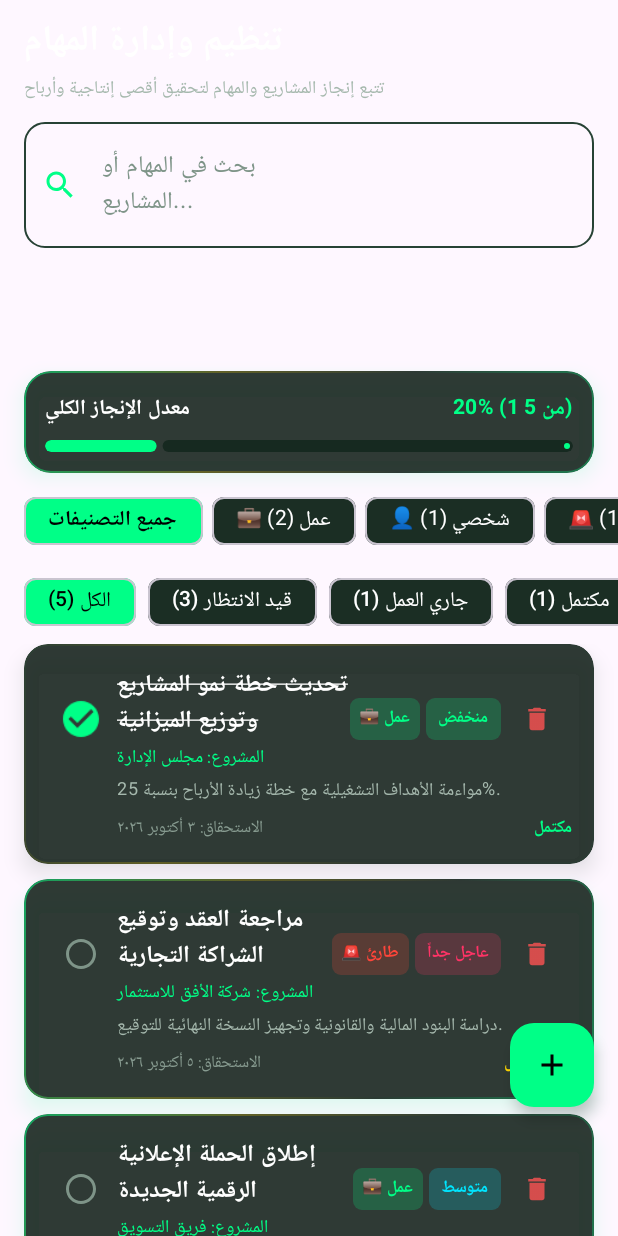
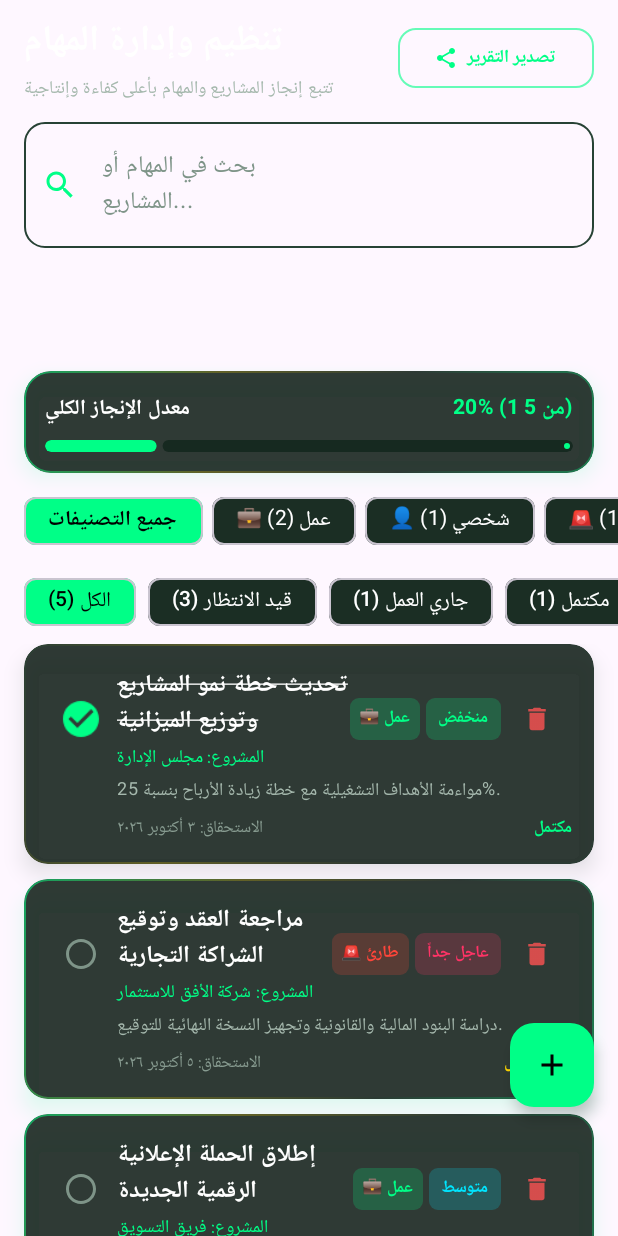
Before and after one commit to 1321apdo/Daily-Task-Management1, an Android app built with Jetpack Compose: the composable TasksScreen shown on its own in the app's theme, on a phone screen of 412 x 824 dp. Run offline under Robolectric (Android 15) with nearby library versions, the phone set to English and light mode, and no system bars; our stand-ins replace AdMob, Room's generated code; pictures from the network do not load; 1 statement that could not run was skipped.

Commit message:
feat(ui): add share functionality to tasks screen
Implement a share icon and intent handling in the tasks screen to allow users to share task details.

```diff
--- a/app/src/main/java/com/example/ui/screens/TasksScreen.kt
+++ b/app/src/main/java/com/example/ui/screens/TasksScreen.kt
@@ -1,6 +1,8 @@
 package com.example.ui.screens
 
 import android.app.Activity
+import android.content.Intent
+import android.widget.Toast
 import androidx.compose.animation.AnimatedVisibility
 import androidx.compose.animation.core.Spring
 import androidx.compose.animation.core.animateFloatAsState
@@ -22,9 +24,11 @@ import androidx.compose.foundation.layout.fillMaxWidth
 import androidx.compose.foundation.layout.height
 import androidx.compose.foundation.layout.padding
 import androidx.compose.foundation.layout.size
+import androidx.compose.foundation.layout.width
 import androidx.compose.foundation.lazy.LazyColumn
 import androidx.compose.foundation.lazy.LazyRow
 import androidx.compose.foundation.lazy.items
+import androidx.compose.foundation.BorderStroke
 import androidx.compose.foundation.shape.RoundedCornerShape
 import androidx.compose.material.icons.Icons
 import androidx.compose.material.icons.filled.Add
@@ -33,11 +37,14 @@ import androidx.compose.material.icons.filled.Clear
 import androidx.compose.material.icons.filled.Delete
 import androidx.compose.material.icons.filled.RadioButtonUnchecked
 import androidx.compose.material.icons.filled.Search
+import androidx.compose.material.icons.filled.Share
+import androidx.compose.material3.ButtonDefaults
 import androidx.compose.material3.FloatingActionButton
 import androidx.compose.material3.Icon
 import androidx.compose.material3.IconButton
 import androidx.compose.material3.LinearProgressIndicator
 import androidx.compose.material3.MaterialTheme
+import androidx.compose.material3.OutlinedButton
 import androidx.compose.material3.OutlinedTextField
 import androidx.compose.material3.OutlinedTextFieldDefaults
 import androidx.compose.material3.Scaffold
@@ -63,6 +70,7 @@ import androidx.compose.ui.unit.dp
 import androidx.compose.ui.unit.sp
 import androidx.lifecycle.compose.collectAsStateWithLifecycle
 import com.example.ads.AdBannerView
+import com.example.ads.AdMobManager
 import kotlinx.coroutines.delay
 import kotlinx.coroutines.launch
 import com.example.model.TaskCategory
@@ -115,6 +123,12 @@ fun TasksScreen(viewModel: BusinessViewModel) {
                     .fillMaxWidth()
                     .padding(horizontal = 16.dp, vertical = 8.dp)
             ) {
+                Row(
+                    modifier = Modifier.fillMaxWidth(),
+                    horizontalArrangement = Arrangement.SpaceBetween,
+                    verticalAlignment = Alignment.CenterVertically
+                ) {
+                    Column(modifier = Modifier.weight(1f)) {
                         Text(
                             text = "تنظيم وإدارة المهام",
                             style = MaterialTheme.typography.headlineSmall.copy(
@@ -123,10 +137,48 @@ fun TasksScreen(viewModel: BusinessViewModel) {
                             )
                         )
                         Text(
-                    text = "تتبع إنجاز المشاريع والمهام لتحقيق أقصى إنتاجية وأرباح",
+                            text = "تتبع إنجاز المشاريع والمهام بأعلى كفاءة وإنتاجية",
                             style = MaterialTheme.typography.bodySmall,
                             color = Color(0xFFA5B8AD)
                         )
+                    }
+
+                    OutlinedButton(
+                        onClick = {
+                            val reportBuilder = StringBuilder()
+                            reportBuilder.append("📋 تقرير المهام اليومية\n")
+                            reportBuilder.append("التاريخ: ${java.text.SimpleDateFormat("yyyy/MM/dd", java.util.Locale("ar")).format(java.util.Date())}\n")
+                            reportBuilder.append("إجمالي المهام: ${allTasks.size} | المكتملة: ${allTasks.count { it.status == TaskStatus.COMPLETED }}\n")
+                            reportBuilder.append("============================\n\n")
+                            allTasks.forEach { task ->
+                                val statusMark = if (task.status == TaskStatus.COMPLETED) "✅ [مكتملة]" else "⏳ [قيد التنفيذ]"
+                                reportBuilder.append("$statusMark ${task.title}\n")
+                                reportBuilder.append("   • التصنيف: ${task.category.titleAr} | الأولوية: ${task.priority.titleAr}\n")
+                                if (task.description.isNotBlank()) {
+                                    reportBuilder.append("   • الملاحظات: ${task.description}\n")
+                                }
+                                reportBuilder.append("\n")
+                            }
+                            reportBuilder.append("تم التصدير بنجاح عبر تطبيق إدارة المهام اليومية ✨")
+
+                            val shareIntent = Intent(Intent.ACTION_SEND).apply {
+                                type = "text/plain"
+                                putExtra(Intent.EXTRA_SUBJECT, "تقرير المهام اليومية")
+                                putExtra(Intent.EXTRA_TEXT, reportBuilder.toString())
+                            }
+                            context.startActivity(Intent.createChooser(shareIntent, "تصدير ومشاركة تقرير المهام"))
+                            AdMobManager.addRewardPoints(3)
+                            Toast.makeText(context, "تم تصدير التقرير بنجاح وإضافة +3 نقاط لرصيدك! 🎉", Toast.LENGTH_SHORT).show()
+                        },
+                        colors = ButtonDefaults.outlinedButtonColors(contentColor = NeonEmerald),
+                        border = BorderStroke(1.dp, NeonEmerald.copy(alpha = 0.6f)),
+                        shape = RoundedCornerShape(12.dp)
+                    ) {
+                        Icon(Icons.Default.Share, contentDescription = null, modifier = Modifier.size(16.dp))
+                        Spacer(modifier = Modifier.width(6.dp))
+                        Text("تصدير التقرير", fontSize = 12.sp, fontWeight = FontWeight.Bold)
+                    }
+                }
 
                 Spacer(modifier = Modifier.height(12.dp))
 
```
Lines whose indentation alone changed are shown as unchanged.
